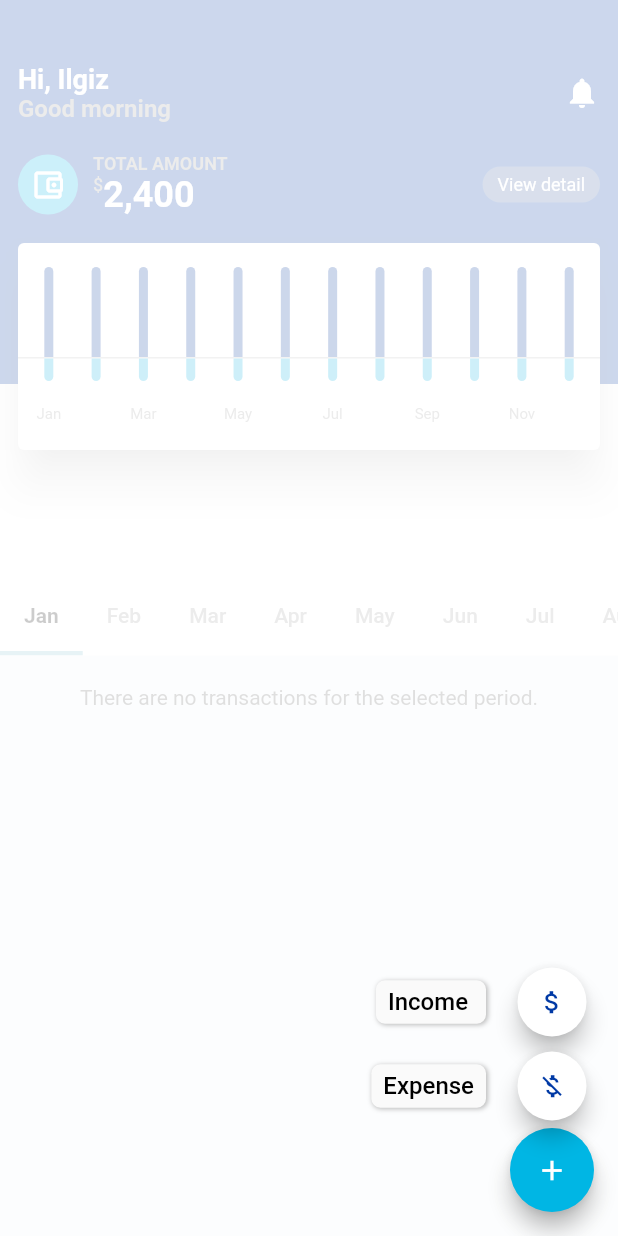
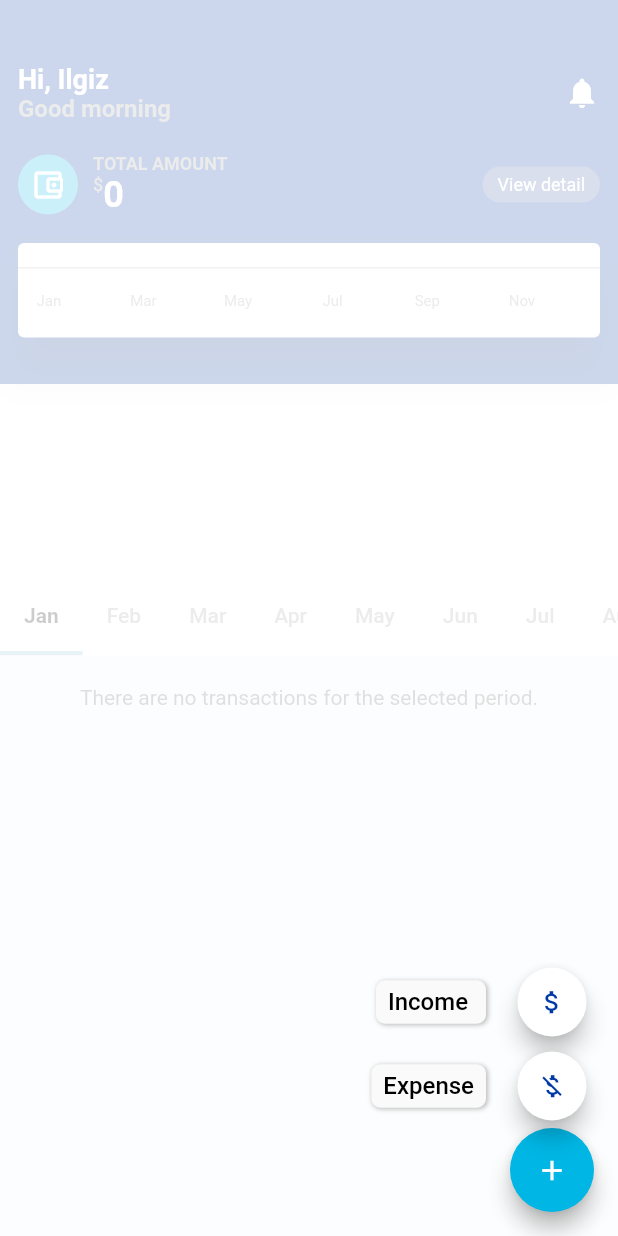
Before and after one commit to Ilgz/cash_manager, a Flutter app: the screen it shows after launch, after a tap on the "add" icon, on a phone screen of 412 x 824 dp. Run offline on Flutter 3.47's test engine with Material 2 defaults, Android fonts, the light colour scheme and no system bars; drawn by our look-alikes of flutter_speed_dial; our stand-ins replace bloc, dartz, flutter_bloc, flutter_localization, freezed_annotation, get_it and 3 more; accounts and stored records are empty.

Commit message:
feat(ui): implement bar charts for income/expense

```diff
--- a/lib/presentation/transaction/transaction_page.dart
+++ b/lib/presentation/transaction/transaction_page.dart
@@ -11,11 +11,10 @@ import 'package:cash_manager/presentation/transaction/expense/expense_page.dart'
 import 'package:cash_manager/presentation/transaction/income/income_page.dart';
 import 'package:cash_manager/presentation/transaction/widgets/income_expense_chart.dart';
 import 'package:dartz/dartz.dart' hide State;
-import 'package:flutter/foundation.dart';
 import 'package:flutter/material.dart';
 import 'package:flutter_bloc/flutter_bloc.dart';
 import 'package:flutter_speed_dial/flutter_speed_dial.dart';
-
+import 'package:intl/intl.dart';
 class TransactionPage extends StatefulWidget {
   const TransactionPage({Key? key}) : super(key: key);
 
@@ -177,14 +176,37 @@ class _TransactionPageState extends State<TransactionPage>
                                                   fontSize: 12,
                                                   fontWeight: FontWeight.w500,
                                                   color: Colors.grey)),
-                                          Text(
-                                            '2,400',
+                                          BlocBuilder<TransactionWatcherCubit, TransactionWatcherState>(
+  builder: (context, state) {
+    return Text(
+      state.maybeMap(loadSuccess:(state){
+        double balance=0;
+        for(var transaction in state.transactionData){
+          transaction.fold((expense) => balance-=expense.amount.getOrCrash(), (income) => balance+=income.amount.getOrCrash());
+        }
+        String rawBalance=balance.toInt().toString();
+        late String formattedBalance;
+        if(rawBalance.length==4){
+          print(rawBalance);
+          formattedBalance = NumberFormat('#,###').format(balance.toInt());
+        }
+        else if(rawBalance.length==5){
+          formattedBalance = NumberFormat('##,###').format(balance.toInt());
+        }
+        else{
+          formattedBalance=rawBalance;
+       }
+          return formattedBalance;
+      },orElse: ()=>
+      '0',),
                                             style: TextStyle(
                                               fontSize: 24,
                                               fontWeight: FontWeight.bold,
                                               color: Colors.white,
                                             ),
-                                          ),
+                                          );
+  },
+),
                                         ],
                                       )
                                     ],
@@ -348,21 +370,21 @@ class _TransactionPageState extends State<TransactionPage>
                                           transactions: transactions,
                                           category: category,
                                           onClicked: () {
-                                            // showModalBottomSheet(
-                                            //     context: context,
-                                            //     isDismissible: false,
-                                            //     shape: RoundedRectangleBorder(
-                                            //         borderRadius:
-                                            //         BorderRadius.vertical(
-                                            //             top:
-                                            //             Radius.circular(
-                                            //                 20))),
-                                            //     isScrollControlled: true,
-                                            //     builder:
-                                            //         (BuildContext context) =>
-                                            //         ExpensePage(
-                                            //           expense: expense,
-                                            //         ));
+                                            showModalBottomSheet(
+                                                context: context,
+                                                isDismissible: false,
+                                                shape: RoundedRectangleBorder(
+                                                    borderRadius:
+                                                    BorderRadius.vertical(
+                                                        top:
+                                                        Radius.circular(
+                                                            20))),
+                                                isScrollControlled: true,
+                                                builder:
+                                                    (BuildContext context) =>
+                                                    IncomePage(
+                                                      income:income,
+                                                    ));
                                           },
                                           transactionName:
                                           income.incomeName.getOrCrash(),
--- a/lib/presentation/transaction/widgets/income_expense_chart.dart
+++ b/lib/presentation/transaction/widgets/income_expense_chart.dart
@@ -1,42 +1,119 @@
+import 'package:cash_manager/application/transaction/transaction_watcher/transaction_watcher_cubit.dart';
+import 'package:cash_manager/domain/transaction/expense.dart';
 import 'package:flutter/material.dart';
+import 'package:flutter_bloc/flutter_bloc.dart';
 
 class IncomeExpenseChart extends StatelessWidget {
-   IncomeExpenseChart({Key? key}) : super(key: key);
-   List<List<int>> chartData=List.generate(12, (index) => [60,15]);
-   List<String> chartMonths=["Jan","","Mar","","May","","Jul","","Sep","","Nov",""];
+  IncomeExpenseChart({Key? key}) : super(key: key);
+  List<List<int>> chartData = List.generate(12, (index) => [60, 15]);
+  List<String> chartMonths = [
+    "Jan",
+    "",
+    "Mar",
+    "",
+    "May",
+    "",
+    "Jul",
+    "",
+    "Sep",
+    "",
+    "Nov",
+    ""
+  ];
+
   @override
   Widget build(BuildContext context) {
-    return Card(elevation:12,child:Column(children: [
+    return Card(elevation: 12, child: Column(children: [
       SizedBox(height: 16,),
+      Row(
+        crossAxisAlignment: CrossAxisAlignment.start,
+        mainAxisAlignment: MainAxisAlignment.spaceEvenly,
+        children: [
+          for(int i = 0; i < chartMonths.length; i++)...[
+            SizedBox(width: 22,
+                child: Align(alignment: Alignment.bottomCenter, child: Candle(
+                  isIncome: false, monthIndex: i,)))
+          ]
+        ],
+      ),
+      Container(color: Colors.grey[400], width: double.infinity, height: 1,),
       Row(
         crossAxisAlignment: CrossAxisAlignment.end,
         mainAxisAlignment: MainAxisAlignment.spaceEvenly,
         children: [
-         ...chartData.map((value) => SizedBox(width:22,child: Align(alignment:Alignment.bottomCenter,child: Candle(isIncome: true,value: value.first,)))),
+          for(int i = 0; i < chartMonths.length; i++)...[
+            SizedBox(width: 22,
+                child: Align(alignment: Alignment.bottomCenter, child: Candle(
+                  isIncome: true, monthIndex: i,)))
+          ]
         ],
       ),
-      Container(color:Colors.grey[400] ,width: double.infinity,height: 1,),
-      Row(
-       crossAxisAlignment: CrossAxisAlignment.start,
-       mainAxisAlignment: MainAxisAlignment.spaceEvenly,
-       children: [
-         ...chartData.map((value) => SizedBox(width:22,child: Align(alignment:Alignment.topCenter,child: Candle(isIncome: false,value: value.last,)))),
-       ],
-      ),
+
       SizedBox(height: 16,),
-      SizedBox(height: 30,child:Row(mainAxisAlignment:MainAxisAlignment.spaceEvenly,children: [
-        ...chartMonths.map((value) => SizedBox(width: 22,child: Align(alignment:Alignment.topCenter,child: Text(value,style: TextStyle(fontSize: 10,color: Colors.grey),)),)),
-      ],),)
+      SizedBox(height: 30,
+        child: Row(mainAxisAlignment: MainAxisAlignment.spaceEvenly, children: [
+          ...chartMonths.map((value) => SizedBox(width: 22,
+            child: Align(alignment: Alignment.topCenter,
+                child: Text(value, style: TextStyle(fontSize: 10, color: Colors
+                    .grey),)),)),
+        ],),)
     ],),);
   }
 }
+
 class Candle extends StatelessWidget {
-  const Candle({Key? key, required this.isIncome, required this.value}) : super(key: key);
+  const Candle({Key? key, required this.isIncome, required this.monthIndex})
+      : super(key: key);
   final bool isIncome;
-  final int value;
+  final int monthIndex;
+
   @override
   Widget build(BuildContext context) {
-    return  Container(
-      width: 6,height: value.toDouble(),decoration: BoxDecoration(color: isIncome?Color(0xff01359a):Color(0xff08b1e2),borderRadius: isIncome?BorderRadius.only(topLeft: Radius.circular(10),topRight: Radius.circular(10)):BorderRadius.only(bottomLeft: Radius.circular(10),bottomRight: Radius.circular(10))),);
+    return BlocBuilder<TransactionWatcherCubit, TransactionWatcherState>(
+      builder: (context, state) {
+        return state.maybeMap(loadSuccess: (state) {
+          late double height;
+          if (isIncome) {
+            double total=0;
+            for (var transaction in state.transactionData) {
+              transaction.fold((_) {},(income) {
+                if(income.date.month==(monthIndex+1)){
+                  total+=income.amount.getOrCrash();
+                }
+              }, );
+            }
+            if(total>=5000){
+              height=60;
+            }else{
+              height=total*0.012;
+            }
+          } else {
+            double total=0;
+            for (var transaction in state.transactionData) {
+              transaction.fold((expense) {
+                if(expense.date.month==(monthIndex+1)){
+                  total+=expense.amount.getOrCrash();
+                }
+              }, (_) {});
+            }
+            if(total>=5000){
+              height=60;
+            }else{
+              height=total*0.012;
+            }
+          }
+          return Container(
+            width: 6,
+            height: height,
+            decoration: BoxDecoration(
+                color: isIncome ?   Color(0xff08b1e2):Color(0xff01359a),
+                borderRadius: !isIncome
+                    ? BorderRadius.only(
+                    topLeft: Radius.circular(10), topRight: Radius.circular(10))
+                    : BorderRadius.only(bottomLeft: Radius.circular(10),
+                    bottomRight: Radius.circular(10))),);
+        }, orElse: () => SizedBox());
+      },
+    );
   }
 }
```
